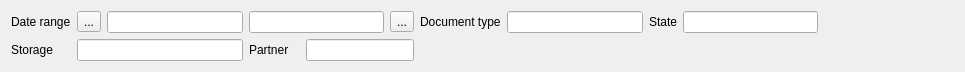
Old version of the form Filter/fstoredocs.ui in the repository End1-1/Resort-2.
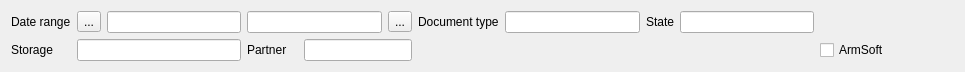
New version of the form. Icons and pictures are not drawn. Custom widgets are drawn as their Qt base class.

What changed in the file:
```diff
--- a/Filter/fstoredocs.ui
+++ b/Filter/fstoredocs.ui
@@ -7,7 +7,7 @@
     <x>0</x>
     <y>0</y>
     <width>965</width>
-    <height>66</height>
+    <height>72</height>
    </rect>
   </property>
   <property name="sizePolicy">
@@ -142,6 +142,13 @@
      </property>
     </widget>
    </item>
+   <item row="1" column="12">
+    <widget class="QCheckBox" name="chArmSoft">
+     <property name="text">
+      <string>ArmSoft</string>
+     </property>
+    </widget>
+   </item>
   </layout>
  </widget>
  <customwidgets>
```
